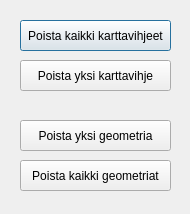
finnishtransportagency/QGIS-tieosoitetyokalu, file dialogs/DeleteLayer_dialog.ui: the form before one commit.
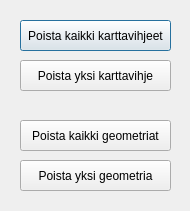
The form after the commit.

Commit message: label texts and fields style changed

Diff of the .ui file:
```diff
--- a/dialogs/DeleteLayer_dialog.ui
+++ b/dialogs/DeleteLayer_dialog.ui
@@ -7,7 +7,7 @@
     <x>0</x>
     <y>0</y>
     <width>190</width>
-    <height>214</height>
+    <height>211</height>
    </rect>
   </property>
   <property name="windowTitle">
@@ -43,7 +43,7 @@
    <property name="geometry">
     <rect>
      <x>20</x>
-     <y>120</y>
+     <y>160</y>
      <width>151</width>
      <height>31</height>
     </rect>
@@ -56,7 +56,7 @@
    <property name="geometry">
     <rect>
      <x>20</x>
-     <y>160</y>
+     <y>120</y>
      <width>151</width>
      <height>31</height>
     </rect>
```
The commit also changes 2 other files.
